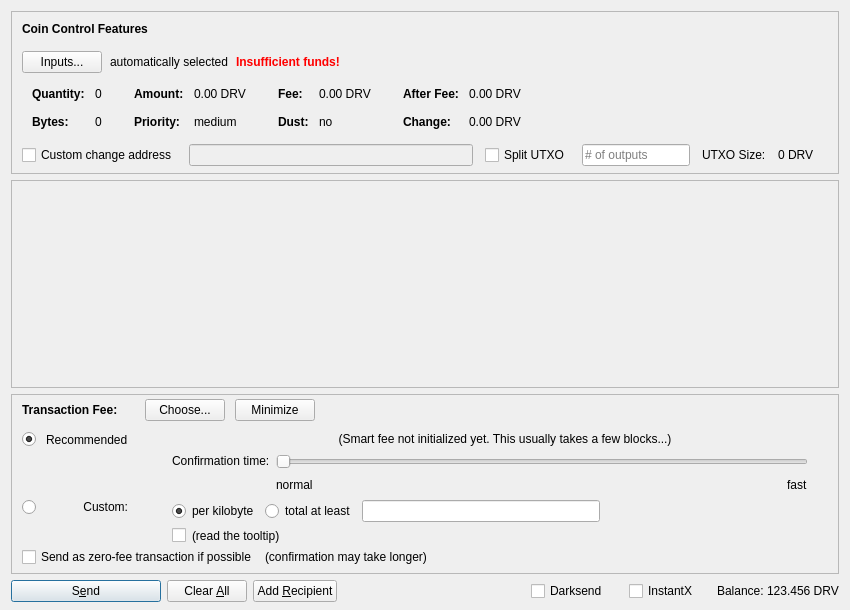
Old version of the form src/qt/forms/sendcoinsdialog.ui in the repository nashsclay/DraviteFlex-1.
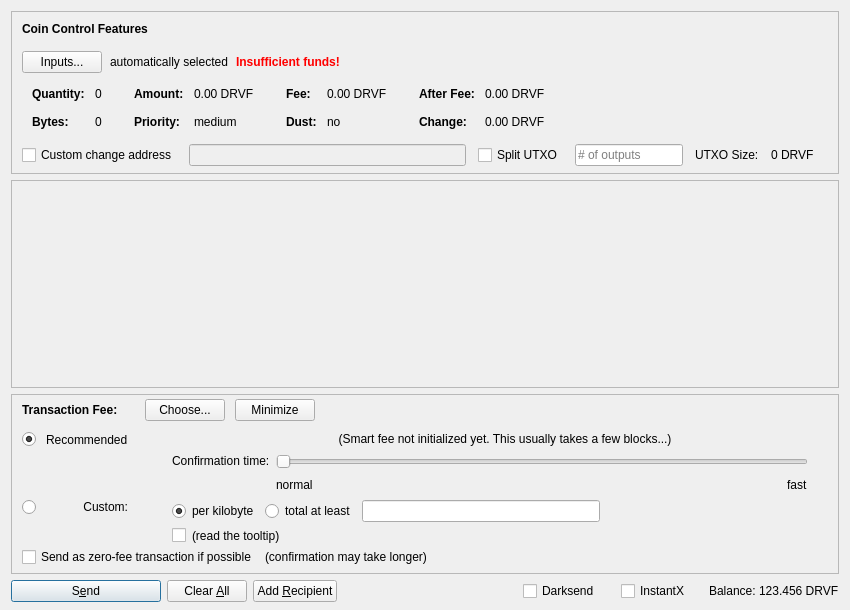
New version of the form. Icons and pictures are not drawn. Custom widgets are drawn as their Qt base class.

What changed in the file:
```diff
--- a/src/qt/forms/sendcoinsdialog.ui
+++ b/src/qt/forms/sendcoinsdialog.ui
@@ -324,7 +324,7 @@
                   <enum>Qt::ActionsContextMenu</enum>
                  </property>
                  <property name="text">
-                  <string notr="true">0.00 DRV</string>
+                  <string notr="true">0.00 DRVF</string>
                  </property>
                  <property name="textInteractionFlags">
                   <set>Qt::LinksAccessibleByMouse|Qt::TextSelectableByKeyboard|Qt::TextSelectableByMouse</set>
@@ -404,7 +404,7 @@
                   <enum>Qt::ActionsContextMenu</enum>
                  </property>
                  <property name="text">
-                  <string notr="true">0.00 DRV</string>
+                  <string notr="true">0.00 DRVF</string>
                  </property>
                  <property name="textInteractionFlags">
                   <set>Qt::LinksAccessibleByMouse|Qt::TextSelectableByKeyboard|Qt::TextSelectableByMouse</set>
@@ -484,7 +484,7 @@
                   <enum>Qt::ActionsContextMenu</enum>
                  </property>
                  <property name="text">
-                  <string notr="true">0.00 DRV</string>
+                  <string notr="true">0.00 DRVF</string>
                  </property>
                  <property name="textInteractionFlags">
                   <set>Qt::LinksAccessibleByMouse|Qt::TextSelectableByKeyboard|Qt::TextSelectableByMouse</set>
@@ -513,7 +513,7 @@
                   <enum>Qt::ActionsContextMenu</enum>
                  </property>
                  <property name="text">
-                  <string notr="true">0.00 DRV</string>
+                  <string notr="true">0.00 DRVF</string>
                  </property>
                  <property name="textInteractionFlags">
                   <set>Qt::LinksAccessibleByMouse|Qt::TextSelectableByKeyboard|Qt::TextSelectableByMouse</set>
@@ -594,7 +594,7 @@
           <item>
            <widget class="QLabel" name="labelBlockSize">
             <property name="text">
-             <string>0 DRV</string>
+             <string>0 DRVF</string>
             </property>
            </widget>
           </item>
@@ -1435,7 +1435,7 @@
           <cursorShape>IBeamCursor</cursorShape>
          </property>
          <property name="text">
-          <string notr="true">123.456 DRV</string>
+          <string notr="true">123.456 DRVF</string>
          </property>
          <property name="textInteractionFlags">
           <set>Qt::LinksAccessibleByMouse|Qt::TextSelectableByKeyboard|Qt::TextSelectableByMouse</set>
```
Left out of the diff: 8 changed lines with no effect on the pictures.
